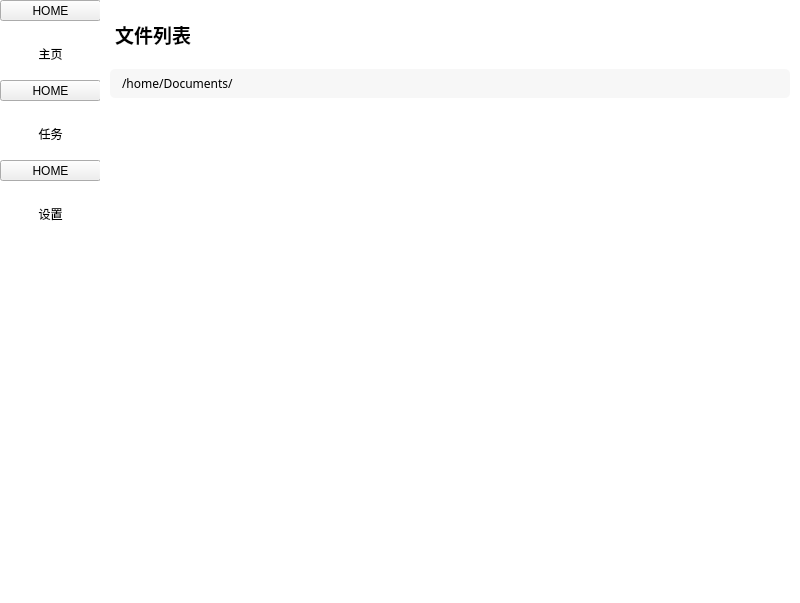
This is mainwindow.ui in KKKirino/Backup-My-Files-Qt5 as Qt 5 draws it before an edit. The edited form follows.
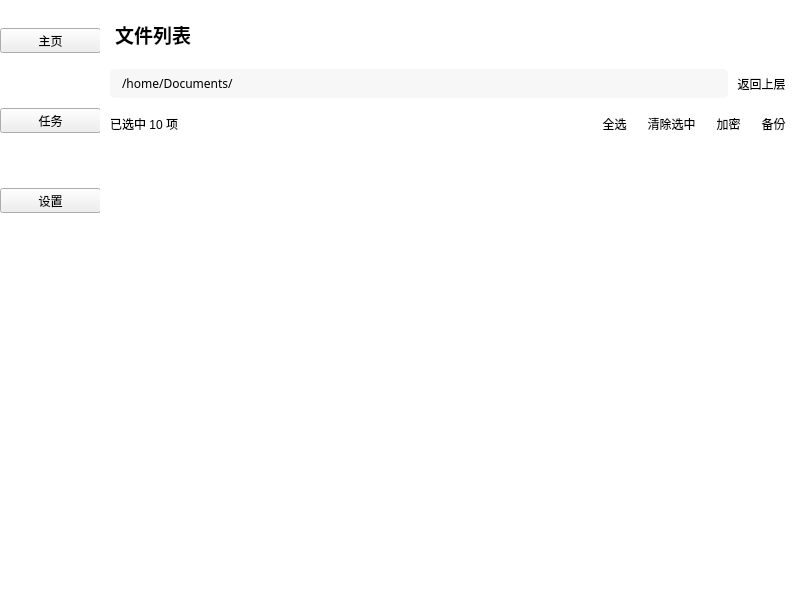
This is the edited form. Icons and pictures are not drawn.

The edit to the form file:
```diff
--- a/mainwindow.ui
+++ b/mainwindow.ui
@@ -140,42 +140,21 @@
            <string notr="true"/>
           </property>
           <property name="text">
-           <string>HOME</string>
-          </property>
-          <property name="icon">
-           <iconset>
-            <normalon>:/assets/icons/home.svg</normalon>
-           </iconset>
-          </property>
-          <property name="iconSize">
-           <size>
-            <width>32</width>
-            <height>32</height>
-           </size>
-          </property>
-         </widget>
-        </item>
-        <item>
-         <widget class="QLabel" name="label">
-          <property name="sizePolicy">
-           <sizepolicy hsizetype="Expanding" vsizetype="Expanding">
-            <horstretch>0</horstretch>
-            <verstretch>0</verstretch>
-           </sizepolicy>
-          </property>
-          <property name="font">
-           <font>
-            <family>微软雅黑</family>
-           </font>
-          </property>
-          <property name="styleSheet">
-           <string notr="true"/>
-          </property>
-          <property name="text">
            <string>主页</string>
           </property>
-          <property name="alignment">
-           <set>Qt::AlignCenter</set>
+          <property name="icon">
+           <iconset>
+            <normalon>:/assets/icons/home.svg</normalon>
+           </iconset>
+          </property>
+          <property name="iconSize">
+           <size>
+            <width>32</width>
+            <height>32</height>
+           </size>
+          </property>
+          <property name="toolButtonStyle">
+           <enum>Qt::ToolButtonTextUnderIcon</enum>
           </property>
          </widget>
         </item>
@@ -206,42 +185,21 @@
            <string notr="true"/>
           </property>
           <property name="text">
-           <string>HOME</string>
-          </property>
-          <property name="icon">
-           <iconset>
-            <normalon>:/assets/icons/file.svg</normalon>
-           </iconset>
-          </property>
-          <property name="iconSize">
-           <size>
-            <width>32</width>
-            <height>32</height>
-           </size>
-          </property>
-         </widget>
-        </item>
-        <item>
-         <widget class="QLabel" name="label_3">
-          <property name="sizePolicy">
-           <sizepolicy hsizetype="Expanding" vsizetype="Expanding">
-            <horstretch>0</horstretch>
-            <verstretch>0</verstretch>
-           </sizepolicy>
-          </property>
-          <property name="font">
-           <font>
-            <family>微软雅黑</family>
-           </font>
-          </property>
-          <property name="styleSheet">
-           <string notr="true"/>
-          </property>
-          <property name="text">
            <string>任务</string>
           </property>
-          <property name="alignment">
-           <set>Qt::AlignCenter</set>
+          <property name="icon">
+           <iconset>
+            <normalon>:/assets/icons/file.svg</normalon>
+           </iconset>
+          </property>
+          <property name="iconSize">
+           <size>
+            <width>32</width>
+            <height>32</height>
+           </size>
+          </property>
+          <property name="toolButtonStyle">
+           <enum>Qt::ToolButtonTextUnderIcon</enum>
           </property>
          </widget>
         </item>
@@ -275,42 +233,21 @@
            <string notr="true"/>
           </property>
           <property name="text">
-           <string>HOME</string>
-          </property>
-          <property name="icon">
-           <iconset>
-            <normalon>:/assets/icons/setting.svg</normalon>
-           </iconset>
-          </property>
-          <property name="iconSize">
-           <size>
-            <width>32</width>
-            <height>32</height>
-           </size>
-          </property>
-         </widget>
-        </item>
-        <item>
-         <widget class="QLabel" name="label_4">
-          <property name="sizePolicy">
-           <sizepolicy hsizetype="Expanding" vsizetype="Expanding">
-            <horstretch>0</horstretch>
-            <verstretch>0</verstretch>
-           </sizepolicy>
-          </property>
-          <property name="font">
-           <font>
-            <family>微软雅黑</family>
-           </font>
-          </property>
-          <property name="styleSheet">
-           <string notr="true"/>
-          </property>
-          <property name="text">
            <string>设置</string>
           </property>
-          <property name="alignment">
-           <set>Qt::AlignCenter</set>
+          <property name="icon">
+           <iconset>
+            <normalon>:/assets/icons/setting.svg</normalon>
+           </iconset>
+          </property>
+          <property name="iconSize">
+           <size>
+            <width>32</width>
+            <height>32</height>
+           </size>
+          </property>
+          <property name="toolButtonStyle">
+           <enum>Qt::ToolButtonTextUnderIcon</enum>
           </property>
          </widget>
         </item>
@@ -362,6 +299,15 @@
 
 #file_list_content {
 	background: #fff;
+}
+
+QPushButton, QToolButton {
+	background-color: rgba(255, 255, 255, 0);
+	border: 0;
+}
+
+QToolButton:hover {
+	color: blue;
 }</string>
        </property>
        <layout class="QVBoxLayout" name="page">
@@ -382,6 +328,9 @@
         </property>
         <item>
          <layout class="QVBoxLayout" name="verticalLayout_4">
+          <property name="sizeConstraint">
+           <enum>QLayout::SetMinimumSize</enum>
+          </property>
           <item>
            <widget class="QLabel" name="title">
             <property name="font">
@@ -401,15 +350,134 @@
            </widget>
           </item>
           <item>
-           <widget class="QLineEdit" name="path">
-            <property name="font">
-             <font>
-              <family>微软雅黑</family>
-             </font>
+           <widget class="QWidget" name="path_container" native="true">
+            <property name="minimumSize">
+             <size>
+              <width>0</width>
+              <height>30</height>
+             </size>
             </property>
-            <property name="text">
-             <string>/home/Documents/</string>
+            <layout class="QHBoxLayout" name="horizontalLayout_3">
+             <property name="spacing">
+              <number>5</number>
+             </property>
+             <property name="leftMargin">
+              <number>0</number>
+             </property>
+             <property name="topMargin">
+              <number>0</number>
+             </property>
+             <property name="rightMargin">
+              <number>0</number>
+             </property>
+             <property name="bottomMargin">
+              <number>0</number>
+             </property>
+             <item>
+              <widget class="QLineEdit" name="path">
+               <property name="font">
+                <font>
+                 <family>微软雅黑</family>
+                </font>
+               </property>
+               <property name="text">
+                <string>/home/Documents/</string>
+               </property>
+              </widget>
+             </item>
+             <item>
+              <widget class="QToolButton" name="back_button">
+               <property name="cursor">
+                <cursorShape>PointingHandCursor</cursorShape>
+               </property>
+               <property name="text">
+                <string>返回上层</string>
+               </property>
+               <property name="icon">
+                <iconset resource="icons.qrc">
+                 <normaloff>:/assets/icons/back.svg</normaloff>:/assets/icons/back.svg</iconset>
+               </property>
+              </widget>
+             </item>
+            </layout>
+           </widget>
+          </item>
+          <item>
+           <widget class="QWidget" name="widget" native="true">
+            <property name="minimumSize">
+             <size>
+              <width>0</width>
+              <height>20</height>
+             </size>
             </property>
+            <property name="styleSheet">
+             <string notr="true"/>
+            </property>
+            <layout class="QHBoxLayout" name="horizontalLayout_2">
+             <property name="spacing">
+              <number>12</number>
+             </property>
+             <property name="leftMargin">
+              <number>0</number>
+             </property>
+             <property name="topMargin">
+              <number>5</number>
+             </property>
+             <property name="rightMargin">
+              <number>0</number>
+             </property>
+             <property name="bottomMargin">
+              <number>10</number>
+             </property>
+             <item>
+              <widget class="QLabel" name="label">
+               <property name="text">
+                <string>已选中 10 项</string>
+               </property>
+              </widget>
+             </item>
+             <item>
+              <spacer name="horizontalSpacer">
+               <property name="orientation">
+                <enum>Qt::Horizontal</enum>
+               </property>
+               <property name="sizeHint" stdset="0">
+                <size>
+                 <width>40</width>
+                 <height>20</height>
+                </size>
+               </property>
+              </spacer>
+             </item>
+             <item>
+              <widget class="QToolButton" name="toolButton_4">
+               <property name="text">
+                <string>全选</string>
+               </property>
+              </widget>
+             </item>
+             <item>
+              <widget class="QToolButton" name="toolButton_4">
+               <property name="text">
+                <string>清除选中</string>
+               </property>
+              </widget>
+             </item>
+             <item>
+              <widget class="QToolButton" name="toolButton_3">
+               <property name="text">
+                <string>加密</string>
+               </property>
+              </widget>
+             </item>
+             <item>
+              <widget class="QToolButton" name="toolButton_2">
+               <property name="text">
+                <string>备份</string>
+               </property>
+              </widget>
+             </item>
+            </layout>
            </widget>
           </item>
           <item>
@@ -446,7 +514,7 @@
                <x>0</x>
                <y>0</y>
                <width>678</width>
-               <height>440</height>
+               <height>410</height>
               </rect>
              </property>
              <property name="sizePolicy">
```
Left out of the diff: 8 changed lines with no effect on the pictures.
